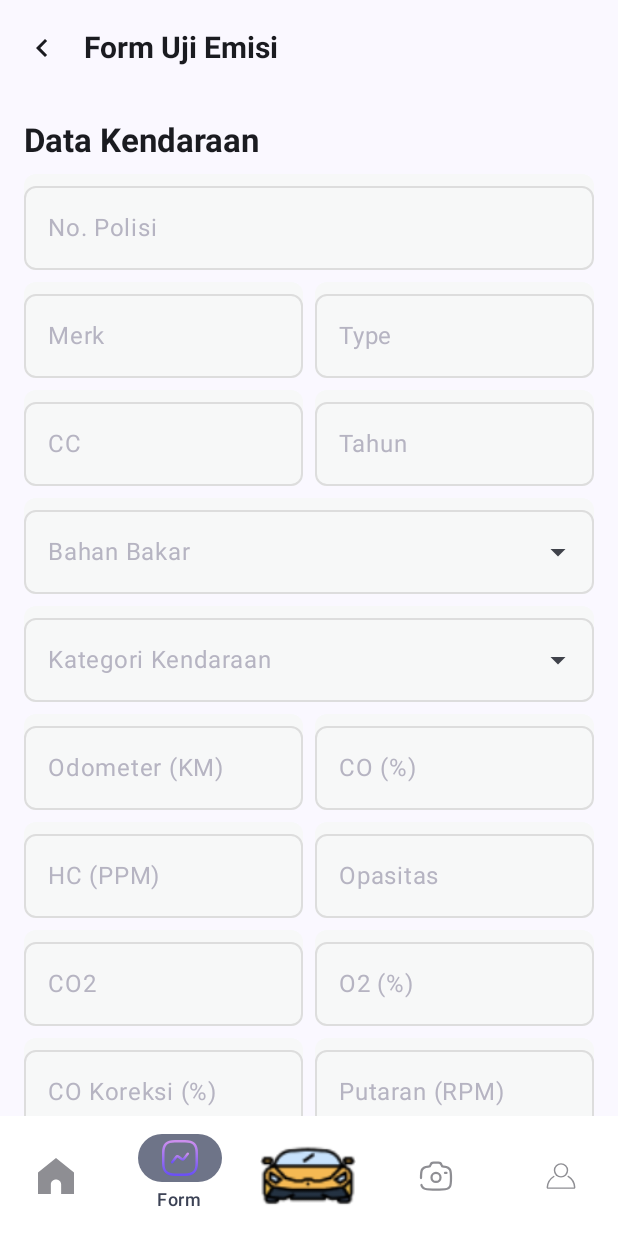
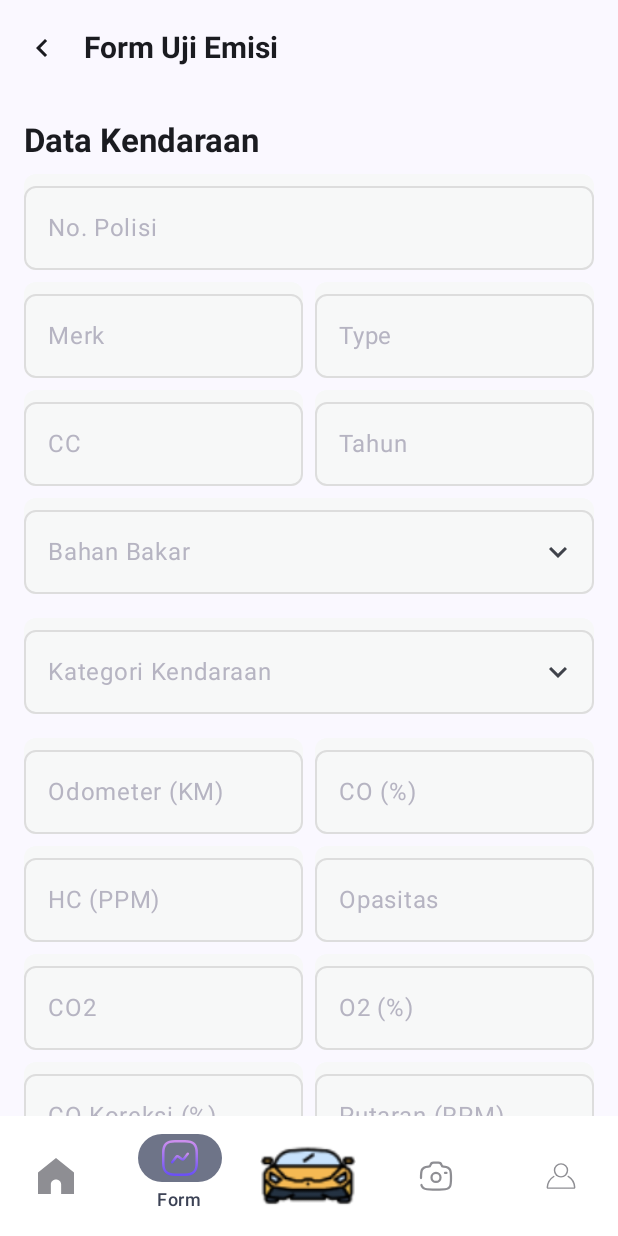
Before and after one commit to Jangbe/Emission-Test-App, an Android app built with Jetpack Compose: the HomeActivity screen opened directly, with no data from a screen before it, item 2 of the bottom bar chosen, on a phone screen of 412 x 824 dp. Run offline under Robolectric (Android 15) with nearby library versions, the light colour scheme and no system bars; network calls fail.

```diff
--- a/app/src/main/java/kelompok1/pam/emissiontestapp/ui/form/FormActivity.kt
+++ b/app/src/main/java/kelompok1/pam/emissiontestapp/ui/form/FormActivity.kt
@@ -1,6 +1,7 @@
 package kelompok1.pam.emissiontestapp.ui.form
 
 import androidx.compose.foundation.background
+import androidx.compose.foundation.clickable
 import androidx.compose.foundation.layout.Arrangement
 import androidx.compose.foundation.layout.Box
 import androidx.compose.foundation.layout.Column
@@ -15,10 +16,11 @@ import androidx.compose.foundation.shape.RoundedCornerShape
 import androidx.compose.foundation.verticalScroll
 import androidx.compose.material.icons.Icons
 import androidx.compose.material.icons.automirrored.filled.KeyboardArrowLeft
+import androidx.compose.material.icons.filled.KeyboardArrowDown
+import androidx.compose.material.icons.filled.KeyboardArrowUp
+import androidx.compose.material3.DropdownMenu
 import androidx.compose.material3.DropdownMenuItem
 import androidx.compose.material3.ExperimentalMaterial3Api
-import androidx.compose.material3.ExposedDropdownMenuBox
-import androidx.compose.material3.ExposedDropdownMenuDefaults
 import androidx.compose.material3.Icon
 import androidx.compose.material3.IconButton
 import androidx.compose.material3.MaterialTheme
@@ -38,6 +40,7 @@ import androidx.compose.ui.graphics.Color
 import androidx.compose.ui.text.font.FontWeight
 import androidx.compose.ui.unit.dp
 import androidx.compose.ui.unit.sp
+import androidx.compose.ui.zIndex
 import kelompok1.pam.emissiontestapp.ui.login.GradientButton
 
 @OptIn(ExperimentalMaterial3Api::class)
@@ -104,14 +107,14 @@ fun FormScreen() {
                 selectedOption = selectedBahanBakar,
                 onOptionSelected = { selectedBahanBakar = it }
             )
-            Spacer(modifier = Modifier.height(8.dp))
+            Spacer(modifier = Modifier.height(16.dp))
             DropdownField(
                 label = "Kategori Kendaraan",
                 options = kendaraanKategoriOptions,
                 selectedOption = selectedKendaraanKategori,
                 onOptionSelected = { selectedKendaraanKategori = it }
             )
-            Spacer(modifier = Modifier.height(8.dp))
+            Spacer(modifier = Modifier.height(16.dp))
             FormRow("Odometer (KM)", "CO (%)")
             Spacer(modifier = Modifier.height(8.dp))
             FormRow("HC (PPM)", "Opasitas")
@@ -141,7 +144,6 @@ fun FormScreen() {
     }
 }
 
-@OptIn(ExperimentalMaterial3Api::class)
 @Composable
 fun DropdownField(
     label: String,
@@ -150,12 +152,8 @@ fun DropdownField(
     onOptionSelected: (String) -> Unit
 ) {
     var expanded by remember { mutableStateOf(false) }
+
     Box(modifier = Modifier.fillMaxWidth()) {
-        ExposedDropdownMenuBox(
-            expanded = expanded,
-            onExpandedChange = { expanded = !expanded },
-            modifier = Modifier.fillMaxWidth()
-        ) {
         OutlinedTextField(
             value = selectedOption,
             onValueChange = {},
@@ -163,18 +161,23 @@ fun DropdownField(
             label = { Text(text = label, color = Color(0xFFB6B4C2)) },
             modifier = Modifier
                 .fillMaxWidth()
-                    .background(Color(0xFFF7F8F8), RoundedCornerShape(8.dp)),
+                .background(Color(0xFFF7F8F8), RoundedCornerShape(8.dp))
+                .clickable { expanded = !expanded },
             shape = RoundedCornerShape(8.dp),
             trailingIcon = {
-                    ExposedDropdownMenuDefaults.TrailingIcon(expanded = expanded)
+                Icon(
+                    imageVector = if (expanded) Icons.Default.KeyboardArrowUp else Icons.Default.KeyboardArrowDown,
+                    contentDescription = "Dropdown Icon"
+                )
             },
             colors = OutlinedTextFieldDefaults.colors(
                 unfocusedBorderColor = Color(0xFFDDDDDD),
             )
         )
-            ExposedDropdownMenu(
+        DropdownMenu(
             expanded = expanded,
-                onDismissRequest = { expanded = false }
+            onDismissRequest = { expanded = false },
+            modifier = Modifier.fillMaxWidth().zIndex(1f).background(Color.Red.copy(alpha = 0.5f))
         ) {
             options.forEach { option ->
                 DropdownMenuItem(
@@ -184,7 +187,6 @@ fun DropdownField(
                         expanded = false
                     }
                 )
-                }
             }
         }
     }
--- a/app/src/main/java/kelompok1/pam/emissiontestapp/ui/login/LoginViewModel.kt
+++ b/app/src/main/java/kelompok1/pam/emissiontestapp/ui/login/LoginViewModel.kt
@@ -22,7 +22,7 @@ open class LoginViewModel(private val authRepository: AuthRepository) : ViewMode
             _loginState.value = Resource.Loading()
             try {
                 val response = authRepository.login(context, username, password)
-                Log.d("LoginViewModel", "Response received: $response")
+                Log.d("LoginViewModel", "Raw response: ${response.body()}")
                 if (response.isSuccessful) {
                     val token = response.body()?.data?.token
                     if (token != null) {
@@ -38,7 +38,8 @@ open class LoginViewModel(private val authRepository: AuthRepository) : ViewMode
                 }
             } catch (e: Exception) {
                 Log.e("LoginViewModel", "Exception during login: ${e.message}", e)
-                _loginState.value = Resource.Error("An error occurred. Please check your connection.")
+                _loginState.value =
+                    Resource.Error("An error occurred. Please check your connection.")
             }
         }
     }
```
Lines whose indentation alone changed are shown as unchanged.
